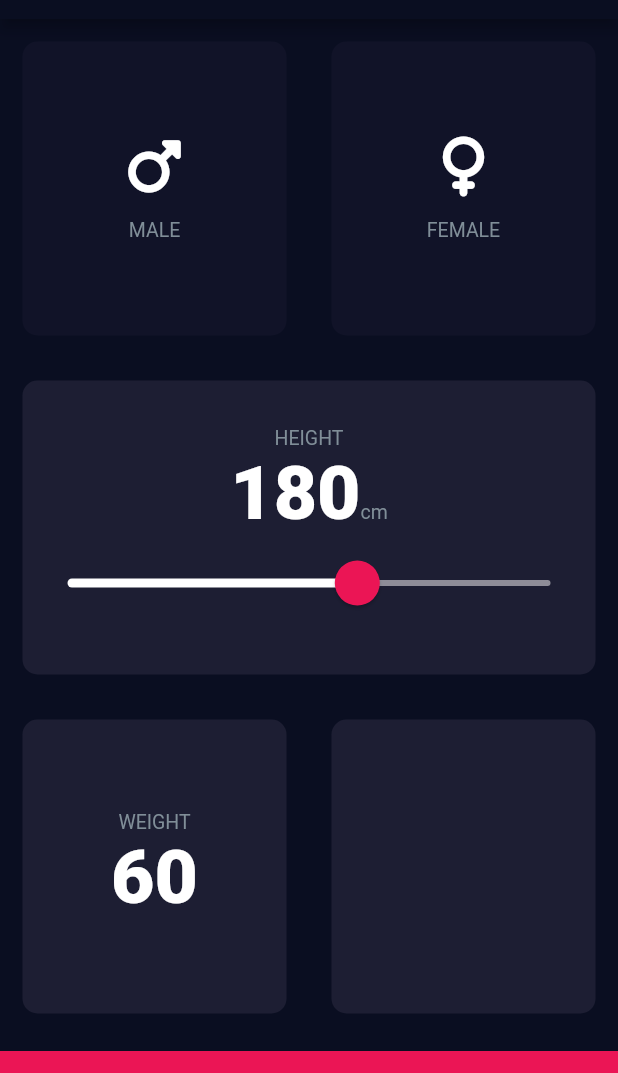
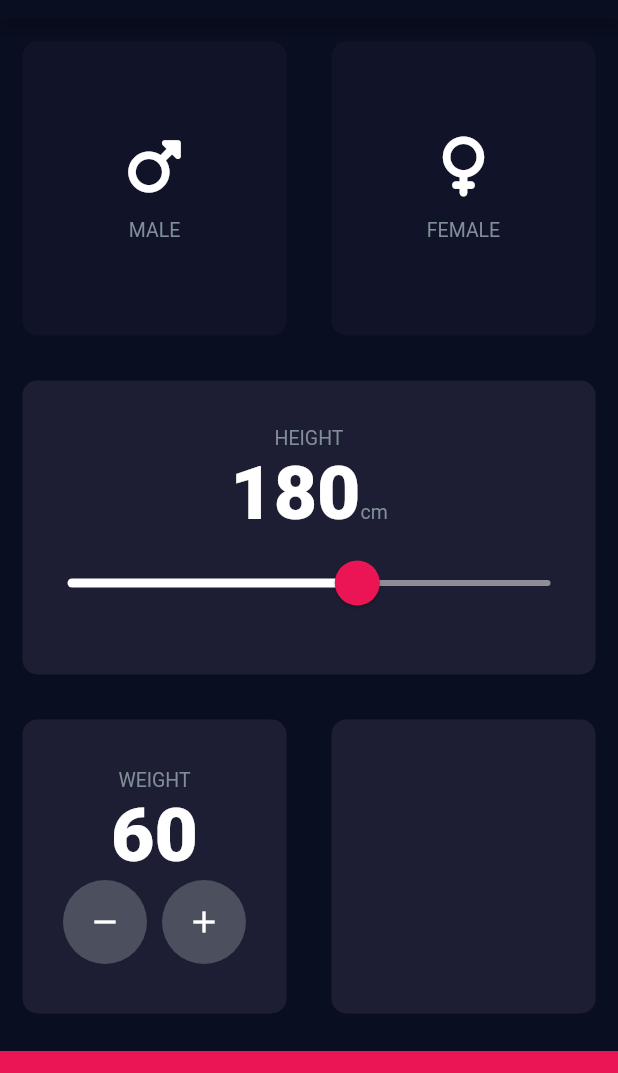
Before and after one commit to Archanciel/Flutter_Angela_course, a Flutter app: the screen it shows after launch, on a phone screen of 412 x 824 dp, the part 65-1138 px from its top. Run offline on Flutter 3.47's test engine with Material 2 defaults, Android fonts, the phone set to English and light mode, and no system bars; our stand-ins replace font_awesome_flutter, rflutter_alert.

```diff
--- a/bmi_calculator_flutter/lib/input_page.dart
+++ b/bmi_calculator_flutter/lib/input_page.dart
@@ -1,3 +1,4 @@
+import 'package:bmi_calculator_flutter/widgets/round_icon_button.dart';
 import 'package:flutter/material.dart';
 import 'package:font_awesome_flutter/font_awesome_flutter.dart';
 
@@ -161,6 +162,28 @@ class _InputPageState extends State<InputPage> {
                           _weight.toString(),
                           style: kNumberTextStyle,
                         ),
+                        Row(
+                          mainAxisAlignment: MainAxisAlignment.center,
+                          children: [
+                            RoundIconButton(
+                              onPressed: () {
+                                _weight -= 1;
+                                setState(() {});
+                              },
+                              icon: Icons.remove,
+                            ),
+                            SizedBox(
+                              width: 10.0,
+                            ),
+                            RoundIconButton(
+                              onPressed:  () {
+                                _weight += 1;
+                                setState(() {});
+                              },
+                              icon: Icons.add,
+                            ),
+                          ],
+                        )
                       ],
                     ),
                   ),
--- a/bmi_calculator_flutter/lib/widgets/round_icon_button.dart
+++ b/bmi_calculator_flutter/lib/widgets/round_icon_button.dart
@@ -1,10 +1,28 @@
 import 'package:flutter/material.dart';
 
 class RoundIconButton extends StatelessWidget {
-  const RoundIconButton({Key? key}) : super(key: key);
+  const RoundIconButton(
+      {Key? key, void Function()? onPressed, required IconData icon})
+      : _onPressed=onPressed, _icon = icon,
+        super(key: key);
+
+  final IconData _icon;
+  final void Function()? _onPressed;
 
   @override
   Widget build(BuildContext context) {
-    return Container();
+    return RawMaterialButton(
+      elevation: 0.0,
+      child: Icon(_icon),
+      constraints: BoxConstraints(
+        minWidth: 56.0,
+        maxWidth: 56.0,
+        minHeight: 56.0,
+        maxHeight: 56.0,
+      ),
+      shape: CircleBorder(),
+      fillColor: Color(0xFF4C4F5E),
+      onPressed: _onPressed,
+    );
   }
 }
```
